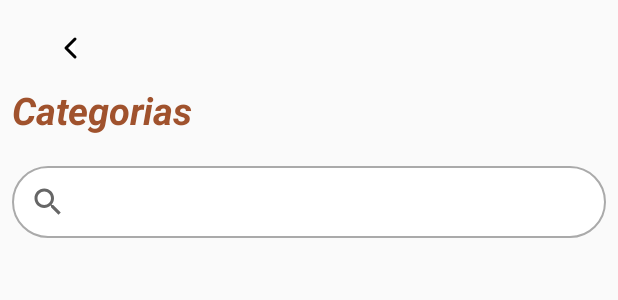
After one commit to Klowsx/Tasty-Treats, an Android app: the layout fragment_categorias_list.xml on its own in the app's theme, with its tools: preview values and no code run, on a phone screen of 412 x 824 dp. The commit adds this screen. Shown: the top 300 px of the screen. Run offline under Robolectric (Android 15) with nearby library versions, the phone set to English and light mode, and no system bars.

Commit message:
Pantalla categoria

```diff
--- /dev/null
+++ b/app/src/main/res/drawable/rounded_search_view.xml
@@ -0,0 +1,6 @@
+<!-- res/drawable/rounded_search_view.xml -->
+<shape xmlns:android="http://schemas.android.com/apk/res/android">
+    <solid android:color="@android:color/white" />
+    <corners android:radius="200dp" />
+    <stroke android:width="1dp" android:color="@android:color/darker_gray" />
+</shape>
--- /dev/null
+++ b/app/src/main/res/layout/fragment_categorias_list.xml
@@ -0,0 +1,77 @@
+<?xml version="1.0" encoding="utf-8"?>
+
+<ScrollView xmlns:android="http://schemas.android.com/apk/res/android"
+    xmlns:app="http://schemas.android.com/apk/res-auto"
+    xmlns:tools="http://schemas.android.com/tools"
+    android:layout_width="match_parent"
+    android:layout_height="match_parent"
+    android:backgroundTint="#E5C89D"
+    android:padding="8dp">
+
+    <androidx.constraintlayout.widget.ConstraintLayout
+        android:layout_width="match_parent"
+        android:layout_height="wrap_content"
+        android:orientation="vertical">
+
+        <ImageButton
+            android:id="@+id/back_button"
+            android:layout_width="87dp"
+            android:layout_height="48dp"
+            android:layout_alignParentStart="true"
+            android:layout_alignParentTop="true"
+            android:background="?attr/selectableItemBackgroundBorderless"
+            android:backgroundTint="#E5C89D"
+            android:contentDescription="Button"
+            android:src="@drawable/ic_back_arrow"
+            app:layout_constraintBottom_toTopOf="@+id/linearLayout"
+            app:layout_constraintEnd_toEndOf="parent"
+            app:layout_constraintHorizontal_bias="0.0"
+            app:layout_constraintStart_toStartOf="parent"
+            app:layout_constraintTop_toTopOf="parent"
+            app:layout_constraintVertical_bias="0.0" />
+
+        <LinearLayout
+            android:id="@+id/linearLayout"
+            android:layout_width="match_parent"
+            android:layout_height="wrap_content"
+            android:orientation="vertical"
+            app:layout_constraintBottom_toBottomOf="parent"
+            app:layout_constraintEnd_toEndOf="parent"
+            app:layout_constraintStart_toStartOf="parent"
+            app:layout_constraintTop_toTopOf="parent">
+
+            <Space
+                android:layout_width="match_parent"
+                android:layout_height="wrap_content" />
+
+            <TextView
+                android:id="@+id/categorias"
+                android:layout_width="match_parent"
+                android:layout_height="wrap_content"
+                android:text="Categorias"
+                android:textColor="#A0522D"
+                android:textSize="25sp"
+                android:textStyle="bold|italic" />
+
+            <Space
+                android:layout_width="match_parent"
+                android:layout_height="20dp" />
+
+            <SearchView
+                android:id="@+id/search"
+                android:layout_width="match_parent"
+                android:layout_height="wrap_content"
+                android:background="@drawable/rounded_search_view" />
+
+            <Space
+                android:layout_width="match_parent"
+                android:layout_height="24dp" />
+
+            <androidx.recyclerview.widget.RecyclerView
+                android:id="@+id/recyclerView"
+                android:layout_width="match_parent"
+                android:layout_height="wrap_content" />
+        </LinearLayout>
+
+    </androidx.constraintlayout.widget.ConstraintLayout>
+</ScrollView>
```
Also changed, not shown: app/build.gradle.kts (+8 -0 lines), app/src/main/java/com/example/semestral/activities/MainActivity.kt (+20 -1 lines), app/src/main/java/com/example/semestral/fragments/FragmentCategorias.kt (added, +28 -0 lines), app/src/main/java/com/example/semestral/fragments/FragmentCategoriasList.kt (added, +62 -0 lines), app/src/main/java/com/example/semestral/fragments/RecyclerViewAdapter.kt (added, +36 -0 lines), app/src/main/res/layout/fragment_categorias.xml (added, +67 -0 lines).
